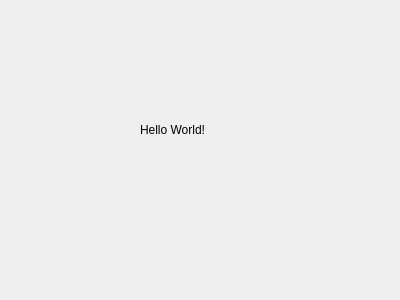
First picture: the form in src/web-app/interestdata.ui, repository Aesylwinn/software-engineering, before the edit.
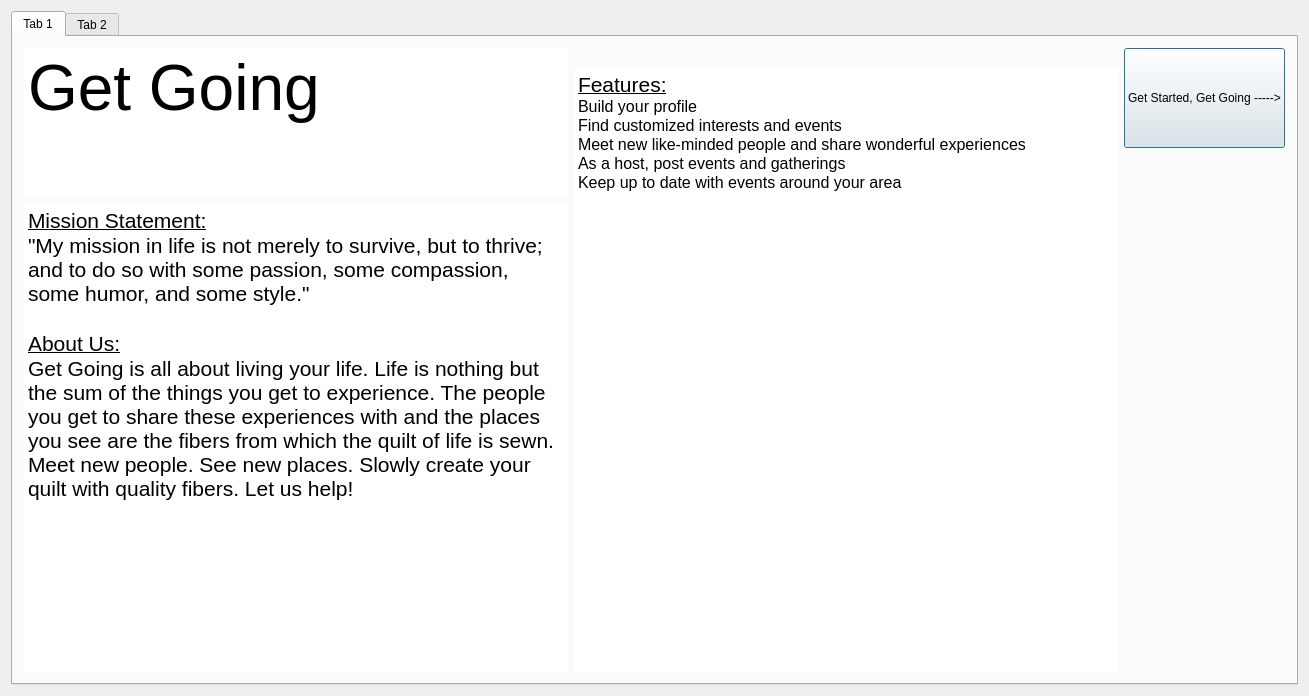
Second picture: the form after the edit. Icons and pictures are not drawn.

Commit message: Finished Front Page

Patch:
```diff
--- a/src/web-app/interestdata.ui
+++ b/src/web-app/interestdata.ui
@@ -6,26 +6,158 @@
    <rect>
     <x>0</x>
     <y>0</y>
-    <width>400</width>
-    <height>300</height>
+    <width>1309</width>
+    <height>696</height>
    </rect>
   </property>
   <property name="windowTitle">
    <string>interestData</string>
   </property>
-  <widget class="QLabel" name="HelloWorld">
-   <property name="geometry">
-    <rect>
-     <x>140</x>
-     <y>120</y>
-     <width>91</width>
-     <height>20</height>
-    </rect>
-   </property>
-   <property name="text">
-    <string>Hello World!</string>
-   </property>
-  </widget>
+  <layout class="QVBoxLayout" name="verticalLayout">
+   <item>
+    <widget class="QTabWidget" name="tabWidget">
+     <property name="currentIndex">
+      <number>0</number>
+     </property>
+     <widget class="QWidget" name="tab">
+      <attribute name="title">
+       <string>Tab 1</string>
+      </attribute>
+      <layout class="QHBoxLayout" name="horizontalLayout">
+       <item>
+        <layout class="QVBoxLayout" name="verticalLayout_2">
+         <item>
+          <widget class="QTextEdit" name="title">
+           <property name="minimumSize">
+            <size>
+             <width>400</width>
+             <height>0</height>
+            </size>
+           </property>
+           <property name="maximumSize">
+            <size>
+             <width>600</width>
+             <height>150</height>
+            </size>
+           </property>
+           <property name="frameShape">
+            <enum>QFrame::NoFrame</enum>
+           </property>
+           <property name="readOnly">
+            <bool>true</bool>
+           </property>
+           <property name="html">
+            <string>&lt;!DOCTYPE HTML PUBLIC &quot;-//W3C//DTD HTML 4.0//EN&quot; &quot;http://www.w3.org/TR/REC-html40/strict.dtd&quot;&gt;
+&lt;html&gt;&lt;head&gt;&lt;meta name=&quot;qrichtext&quot; content=&quot;1&quot; /&gt;&lt;style type=&quot;text/css&quot;&gt;
+p, li { white-space: pre-wrap; }
+&lt;/style&gt;&lt;/head&gt;&lt;body style=&quot; font-family:'MS Shell Dlg 2'; font-size:8.25pt; font-weight:400; font-style:normal;&quot;&gt;
+&lt;p style=&quot; margin-top:0px; margin-bottom:0px; margin-left:0px; margin-right:0px; -qt-block-indent:0; text-indent:0px;&quot;&gt;&lt;span style=&quot; font-size:48pt;&quot;&gt;Get Going&lt;/span&gt;&lt;/p&gt;&lt;/body&gt;&lt;/html&gt;</string>
+           </property>
+          </widget>
+         </item>
+         <item>
+          <widget class="QTextEdit" name="aboutus">
+           <property name="frameShape">
+            <enum>QFrame::NoFrame</enum>
+           </property>
+           <property name="readOnly">
+            <bool>true</bool>
+           </property>
+           <property name="html">
+            <string>&lt;!DOCTYPE HTML PUBLIC &quot;-//W3C//DTD HTML 4.0//EN&quot; &quot;http://www.w3.org/TR/REC-html40/strict.dtd&quot;&gt;
+&lt;html&gt;&lt;head&gt;&lt;meta name=&quot;qrichtext&quot; content=&quot;1&quot; /&gt;&lt;style type=&quot;text/css&quot;&gt;
+p, li { white-space: pre-wrap; }
+&lt;/style&gt;&lt;/head&gt;&lt;body style=&quot; font-family:'MS Shell Dlg 2'; font-size:8.25pt; font-weight:400; font-style:normal;&quot;&gt;
+&lt;p style=&quot; margin-top:0px; margin-bottom:0px; margin-left:0px; margin-right:0px; -qt-block-indent:0; text-indent:0px;&quot;&gt;&lt;span style=&quot; font-size:16pt; text-decoration: underline;&quot;&gt;Mission Statement:&lt;/span&gt;&lt;/p&gt;
+&lt;p style=&quot; margin-top:0px; margin-bottom:0px; margin-left:0px; margin-right:0px; -qt-block-indent:0; text-indent:0px;&quot;&gt;&lt;span style=&quot; font-size:16pt;&quot;&gt;&amp;quot;My mission in life is not merely to survive, but to thrive; and to do so with some passion, some compassion, some humor, and some style.&amp;quot;&lt;/span&gt;&lt;/p&gt;
+&lt;p style=&quot;-qt-paragraph-type:empty; margin-top:0px; margin-bottom:0px; margin-left:0px; margin-right:0px; -qt-block-indent:0; text-indent:0px; font-size:16pt;&quot;&gt;&lt;br /&gt;&lt;/p&gt;
+&lt;p style=&quot; margin-top:0px; margin-bottom:0px; margin-left:0px; margin-right:0px; -qt-block-indent:0; text-indent:0px;&quot;&gt;&lt;span style=&quot; font-size:16pt; text-decoration: underline;&quot;&gt;About Us:&lt;/span&gt;&lt;/p&gt;
+&lt;p style=&quot; margin-top:0px; margin-bottom:0px; margin-left:0px; margin-right:0px; -qt-block-indent:0; text-indent:0px;&quot;&gt;&lt;span style=&quot; font-size:16pt;&quot;&gt;Get Going is all about living your life. Life is nothing but the sum of the things you get to experience. The people you get to share these experiences with and the places you see are the fibers from which the quilt of life is sewn. Meet new people. See new places. Slowly create your quilt with quality fibers. Let us help!&lt;/span&gt;&lt;/p&gt;&lt;/body&gt;&lt;/html&gt;</string>
+           </property>
+          </widget>
+         </item>
+        </layout>
+       </item>
+       <item>
+        <layout class="QVBoxLayout" name="verticalLayout_3">
+         <item>
+          <widget class="QLabel" name="logo">
+           <property name="text">
+            <string/>
+           </property>
+           <property name="pixmap">
+            <pixmap>../../../Pictures/party-istock-resize-600x338.jpg</pixmap>
+           </property>
+          </widget>
+         </item>
+         <item>
+          <widget class="QTextEdit" name="feature">
+           <property name="frameShape">
+            <enum>QFrame::NoFrame</enum>
+           </property>
+           <property name="readOnly">
+            <bool>true</bool>
+           </property>
+           <property name="html">
+            <string>&lt;!DOCTYPE HTML PUBLIC &quot;-//W3C//DTD HTML 4.0//EN&quot; &quot;http://www.w3.org/TR/REC-html40/strict.dtd&quot;&gt;
+&lt;html&gt;&lt;head&gt;&lt;meta name=&quot;qrichtext&quot; content=&quot;1&quot; /&gt;&lt;style type=&quot;text/css&quot;&gt;
+p, li { white-space: pre-wrap; }
+&lt;/style&gt;&lt;/head&gt;&lt;body style=&quot; font-family:'MS Shell Dlg 2'; font-size:8.25pt; font-weight:400; font-style:normal;&quot;&gt;
+&lt;p style=&quot; margin-top:0px; margin-bottom:0px; margin-left:0px; margin-right:0px; -qt-block-indent:0; text-indent:0px;&quot;&gt;&lt;span style=&quot; font-size:16pt; text-decoration: underline;&quot;&gt;Features:&lt;/span&gt;&lt;/p&gt;
+&lt;p style=&quot; margin-top:0px; margin-bottom:0px; margin-left:0px; margin-right:0px; -qt-block-indent:0; text-indent:0px;&quot;&gt;&lt;span style=&quot; font-size:12pt;&quot;&gt;Build your profile&lt;/span&gt;&lt;/p&gt;
+&lt;p style=&quot; margin-top:0px; margin-bottom:0px; margin-left:0px; margin-right:0px; -qt-block-indent:0; text-indent:0px;&quot;&gt;&lt;span style=&quot; font-size:12pt;&quot;&gt;Find customized interests and events&lt;/span&gt;&lt;/p&gt;
+&lt;p style=&quot; margin-top:0px; margin-bottom:0px; margin-left:0px; margin-right:0px; -qt-block-indent:0; text-indent:0px;&quot;&gt;&lt;span style=&quot; font-size:12pt;&quot;&gt;Meet new like-minded people and share wonderful experiences&lt;/span&gt;&lt;/p&gt;
+&lt;p style=&quot; margin-top:0px; margin-bottom:0px; margin-left:0px; margin-right:0px; -qt-block-indent:0; text-indent:0px;&quot;&gt;&lt;span style=&quot; font-size:12pt;&quot;&gt;As a host, post events and gatherings&lt;/span&gt;&lt;/p&gt;
+&lt;p style=&quot; margin-top:0px; margin-bottom:0px; margin-left:0px; margin-right:0px; -qt-block-indent:0; text-indent:0px;&quot;&gt;&lt;span style=&quot; font-size:12pt;&quot;&gt;Keep up to date with events around your area&lt;/span&gt;&lt;/p&gt;
+&lt;p style=&quot;-qt-paragraph-type:empty; margin-top:0px; margin-bottom:0px; margin-left:0px; margin-right:0px; -qt-block-indent:0; text-indent:0px; font-size:12pt;&quot;&gt;&lt;br /&gt;&lt;/p&gt;&lt;/body&gt;&lt;/html&gt;</string>
+           </property>
+          </widget>
+         </item>
+        </layout>
+       </item>
+       <item>
+        <layout class="QVBoxLayout" name="verticalLayout_4">
+         <item>
+          <widget class="QPushButton" name="get_started">
+           <property name="minimumSize">
+            <size>
+             <width>0</width>
+             <height>100</height>
+            </size>
+           </property>
+           <property name="maximumSize">
+            <size>
+             <width>250</width>
+             <height>100</height>
+            </size>
+           </property>
+           <property name="text">
+            <string>Get Started, Get Going -----&gt;</string>
+           </property>
+          </widget>
+         </item>
+         <item>
+          <widget class="QLabel" name="label">
+           <property name="text">
+            <string/>
+           </property>
+           <property name="pixmap">
+            <pixmap>../../../Pictures/crowd.PNG</pixmap>
+           </property>
+          </widget>
+         </item>
+        </layout>
+       </item>
+      </layout>
+     </widget>
+     <widget class="QWidget" name="tab_2">
+      <attribute name="title">
+       <string>Tab 2</string>
+      </attribute>
+     </widget>
+    </widget>
+   </item>
+  </layout>
  </widget>
  <layoutdefault spacing="6" margin="11"/>
  <resources/>
```
Left out of the diff: 4 changed lines with no effect on the pictures. The commit also changes 2 other files.
